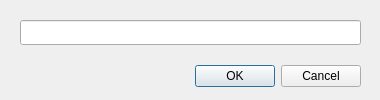
Above: ajouttag.ui from SebGonzalez/BibliothequePhoto before the change. Below: the same form after it.
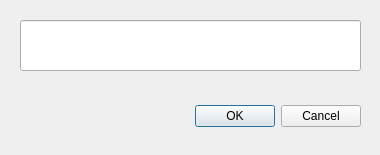
That is the form after the change.

Commit message: tag ajout dialog correction + bouton creer album

```diff
--- a/ajouttag.ui
+++ b/ajouttag.ui
@@ -7,7 +7,7 @@
     <x>0</x>
     <y>0</y>
     <width>380</width>
-    <height>100</height>
+    <height>155</height>
    </rect>
   </property>
   <property name="windowTitle">
@@ -17,9 +17,9 @@
    <property name="geometry">
     <rect>
      <x>20</x>
-     <y>60</y>
+     <y>91</y>
      <width>341</width>
-     <height>32</height>
+     <height>51</height>
     </rect>
    </property>
    <property name="orientation">
@@ -35,7 +35,7 @@
      <x>20</x>
      <y>20</y>
      <width>341</width>
-     <height>25</height>
+     <height>51</height>
     </rect>
    </property>
   </widget>
```
The commit also changes 3 other files.
